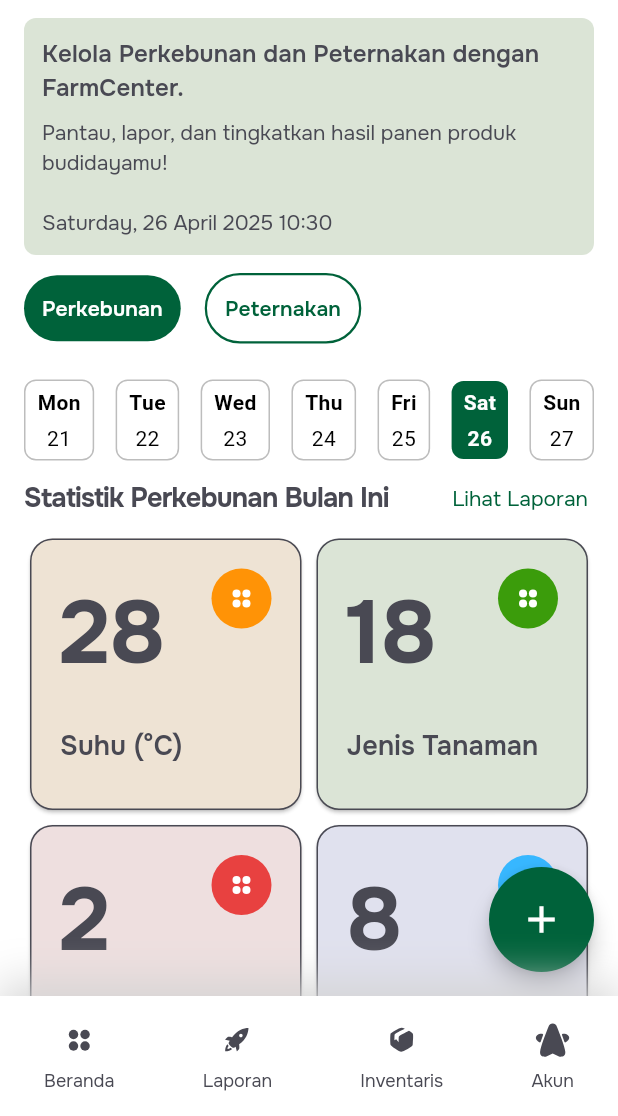
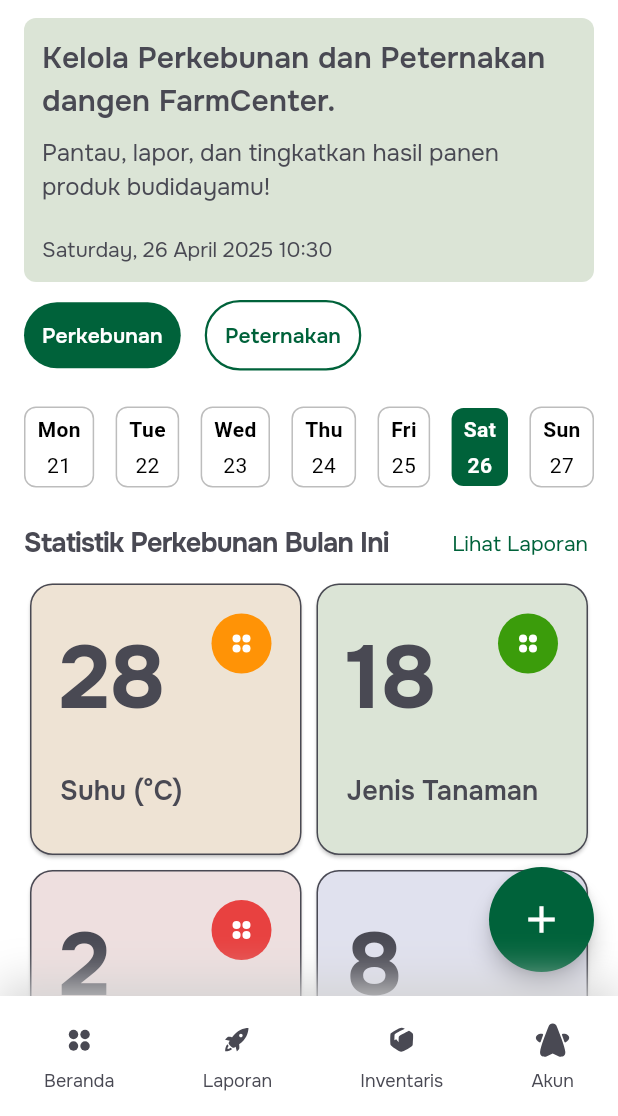
Before and after one commit to rifqyattaufi/smart-farming-app, a Flutter app: the screen it shows after launch, on a phone screen of 412 x 824 dp, the part 120-1236 px from its top. Run offline on Flutter 3.47's test engine with Material 3 defaults, Android fonts, the phone set to English and light mode, and no system bars; our stand-ins replace fl_chart, flutter_svg, go_router, image_picker.

Commit message:
make banner customable

```diff
--- a/lib/screen/menu/home_screen.dart
+++ b/lib/screen/menu/home_screen.dart
@@ -109,11 +109,17 @@
       body: SafeArea(
         child: Column(
           children: [
-            const BannerWidget(),
+            const BannerWidget(
+              title: 'Kelola Perkebunan dan Peternakan dangen FarmCenter.',
+              subtitle:
+                  'Pantau, lapor, dan tingkatkan hasil panen produk budidayamu!',
+              showDate: true,
+            ),
             Tabs(
               onTabChanged: _onTabChanged,
               selectedIndex: _selectedTabIndex,
             ),
+            const SizedBox(height: 12),
             Expanded(
               child: PageView(
                 controller: _pageController,
@@ -126,10 +132,10 @@
                   // Perkebunan Tab
                   SingleChildScrollView(
                     physics: const BouncingScrollPhysics(),
-                    padding: const EdgeInsets.symmetric(vertical: 12),
                     child: Column(
                       children: [
                         WeeklyCalendar(),
+                        const SizedBox(height: 12),
                         DashboardGrid(
                           title: 'Statistik Perkebunan Bulan Ini',
                           type: DashboardGridType.basic,
@@ -234,7 +240,6 @@
                   // Peternakan Tab
                   SingleChildScrollView(
                     physics: const BouncingScrollPhysics(),
-                    padding: const EdgeInsets.symmetric(vertical: 12),
                     child: Column(
                       children: [
                         DashboardGrid(
--- a/lib/widget/banner.dart
+++ b/lib/widget/banner.dart
@@ -3,7 +3,16 @@
 import 'package:smart_farming_app/theme.dart';
 
 class BannerWidget extends StatelessWidget {
-  const BannerWidget({super.key});
+  final String title;
+  final String subtitle;
+  final bool showDate;
+
+  const BannerWidget({
+    super.key,
+    required this.title,
+    required this.subtitle,
+    this.showDate = true,
+  });
 
   @override
   Widget build(BuildContext context) {
@@ -19,20 +28,23 @@
         crossAxisAlignment: CrossAxisAlignment.start,
         children: [
           Text(
-              'Kelola Perkebunan dan Peternakan dengan FarmCenter.',
-              style: semibold16.copyWith(color: dark1),
+            title,
+            style: semibold20.copyWith(color: dark1),
           ),
           const SizedBox(height: 8),
           Text(
-              'Pantau, lapor, dan tingkatkan hasil panen produk budidayamu!',
-              style: regular14.copyWith(color: dark1),
+            subtitle,
+            style: regular16.copyWith(color: dark1),
           ),
+          if (showDate) ...[
             const SizedBox(height: 20),
             Text(
               DateFormat('EEEE, dd MMMM yyyy HH:mm').format(DateTime.now()),
               style: regular14.copyWith(color: dark1),
             ),
+          ]
         ],
-        ));
+      ),
+    );
   }
 }
--- a/lib/widget/list_items.dart
+++ b/lib/widget/list_items.dart
@@ -36,7 +36,7 @@
                 Text(title, style: bold18.copyWith(color: dark1)),
                 GestureDetector(
                   onTap: () {
-                    final path = navigateTo!(context);
+                    final path = navigateTo!(context); // need care
                     context.push(path);
                   },
                   child: Text(
--- a/lib/widget/weekly_calendar.dart
+++ b/lib/widget/weekly_calendar.dart
@@ -29,7 +29,7 @@
         padding: const EdgeInsets.symmetric(horizontal: 16, vertical: 12),
         child: Row(
           mainAxisAlignment: MainAxisAlignment.spaceBetween,
-          children: List.generate(7, (index) {
+        children: List.generate(7, (index) {
             DateTime date = weekDates[index];
             bool isToday = date.day == now.day &&
                 date.month == now.month &&
```
Lines whose indentation alone changed are shown as unchanged.
